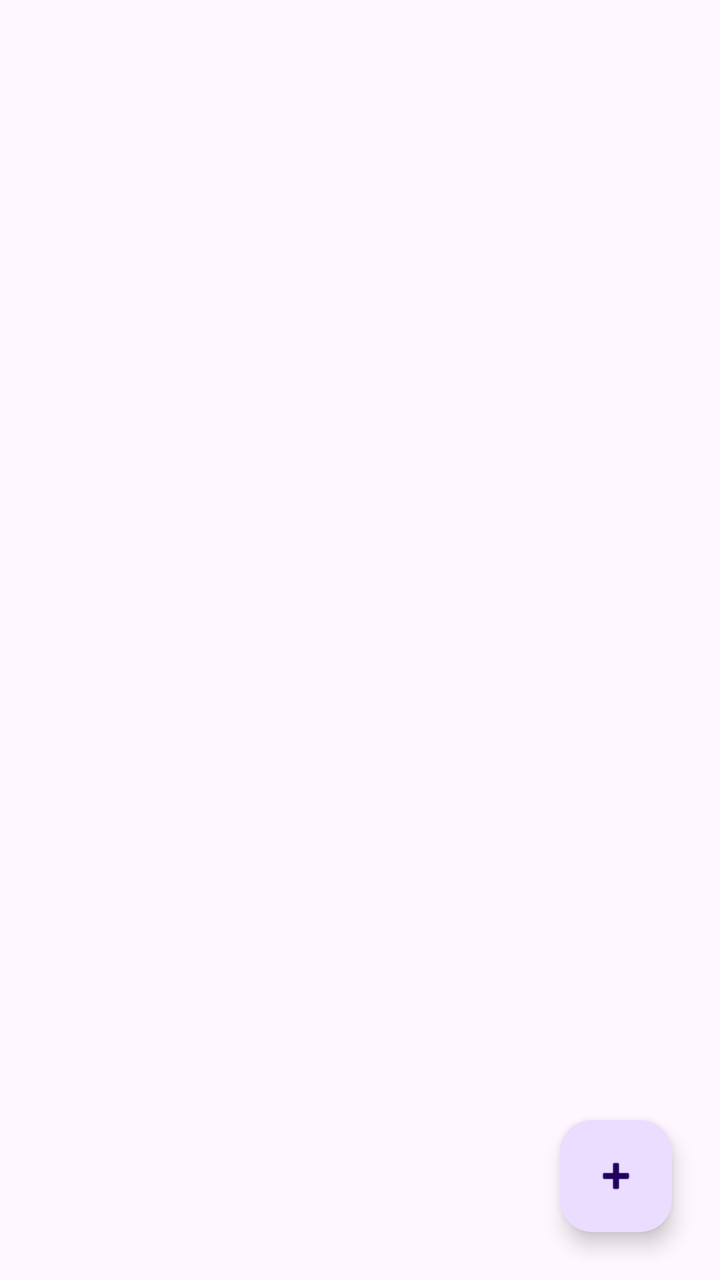
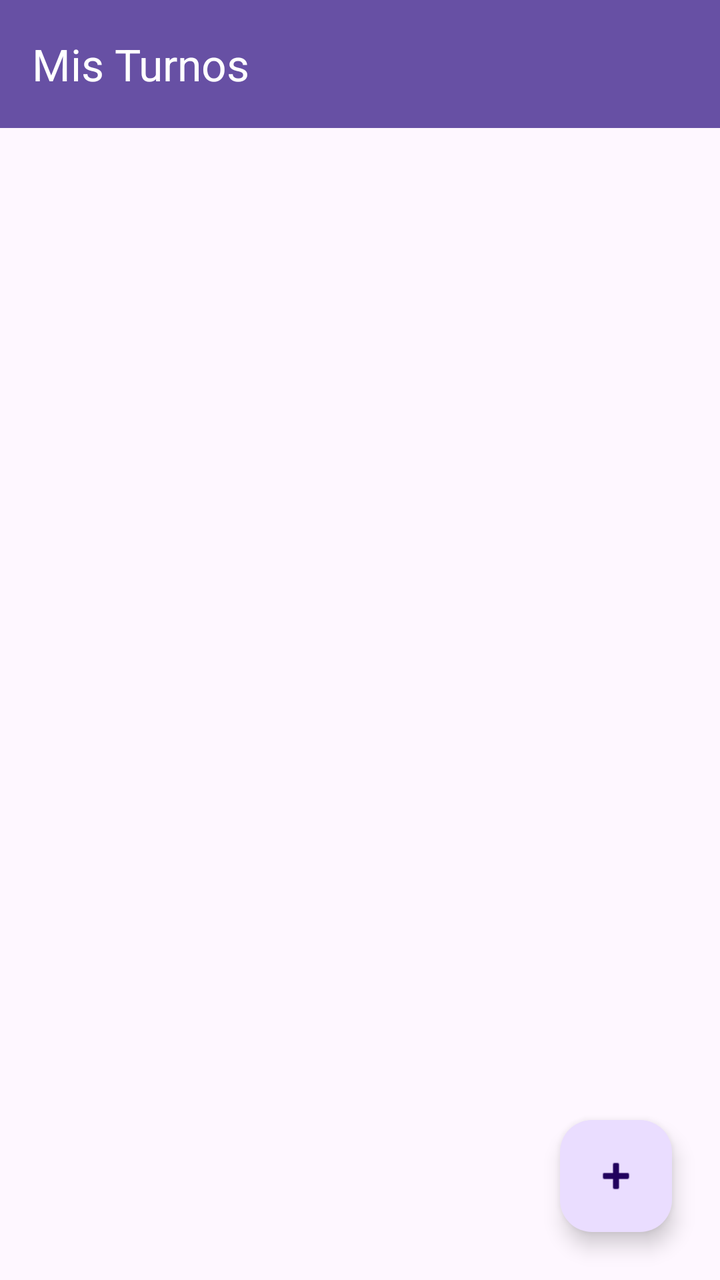

Two renders of the same Android screen: before a commit and after it. Below are the layout's source before the change and the commit's diff.
<!-- AndroidManifest.xml: application theme Theme.Agendify_Android -->
<!-- res/layout/activity_main.xml -->
<?xml version="1.0" encoding="utf-8"?>
<androidx.constraintlayout.widget.ConstraintLayout
    xmlns:android="http://schemas.android.com/apk/res/android"
    xmlns:app="http://schemas.android.com/apk/res-auto"
    xmlns:tools="http://schemas.android.com/tools"
    android:layout_width="match_parent"
    android:layout_height="match_parent"
    tools:context=".MainActivity">

    <androidx.recyclerview.widget.RecyclerView
        android:id="@+id/recyclerViewTurnos"
        android:layout_width="0dp"
        android:layout_height="0dp"
        app:layout_constraintTop_toTopOf="parent"
        app:layout_constraintBottom_toBottomOf="parent"
        app:layout_constraintStart_toStartOf="parent"
        app:layout_constraintEnd_toEndOf="parent"
        tools:listitem="@layout/item_turno" />

    <ProgressBar
        android:id="@+id/progressBarPrincipal"
        android:layout_width="wrap_content"
        android:layout_height="wrap_content"
        android:visibility="gone"
        app:layout_constraintTop_toTopOf="parent"
        app:layout_constraintBottom_toBottomOf="parent"
        app:layout_constraintStart_toStartOf="parent"
        app:layout_constraintEnd_toEndOf="parent" />

    <TextView
        android:id="@+id/tvSinTurnos"
        android:layout_width="wrap_content"
        android:layout_height="wrap_content"
        android:text="@string/sin_turnos"
        android:visibility="gone"
        app:layout_constraintTop_toTopOf="parent"
        app:layout_constraintBottom_toBottomOf="parent"
        app:layout_constraintStart_toStartOf="parent"
        app:layout_constraintEnd_toEndOf="parent" />

    <com.google.android.material.floatingactionbutton.FloatingActionButton
        android:id="@+id/fabCrearTurno"
        android:layout_width="wrap_content"
        android:layout_height="wrap_content"
        android:layout_margin="24dp"
        android:contentDescription="@string/titulo_crear_turno"
        android:src="@android:drawable/ic_input_add"
        app:layout_constraintBottom_toBottomOf="parent"
        app:layout_constraintEnd_toEndOf="parent" />

</androidx.constraintlayout.widget.ConstraintLayout>
<!-- res/layout/item_turno.xml (included above) -->
<?xml version="1.0" encoding="utf-8"?>
<com.google.android.material.card.MaterialCardView
    xmlns:android="http://schemas.android.com/apk/res/android"
    xmlns:app="http://schemas.android.com/apk/res-auto"
    android:layout_width="match_parent"
    android:layout_height="wrap_content"
    android:layout_marginHorizontal="12dp"
    android:layout_marginVertical="6dp"
    app:cardElevation="2dp">

    <LinearLayout
        android:layout_width="match_parent"
        android:layout_height="wrap_content"
        android:orientation="vertical"
        android:padding="16dp">

        <TextView
            android:id="@+id/tvCliente"
            android:layout_width="match_parent"
            android:layout_height="wrap_content"
            android:textStyle="bold"
            android:textSize="16sp" />

        <TextView
            android:id="@+id/tvServicio"
            android:layout_width="match_parent"
            android:layout_height="wrap_content"
            android:layout_marginTop="4dp" />

        <TextView
            android:id="@+id/tvFechaHora"
            android:layout_width="match_parent"
            android:layout_height="wrap_content"
            android:layout_marginTop="4dp" />

        <TextView
            android:id="@+id/tvEstado"
            android:layout_width="match_parent"
            android:layout_height="wrap_content"
            android:layout_marginTop="4dp" />
    </LinearLayout>
</com.google.android.material.card.MaterialCardView>
<!-- resources referenced by this layout -->
<resources>
  <string name="sin_turnos">No hay turnos registrados.</string>
  <string name="titulo_crear_turno">Crear Nuevo Turno</string>
  <style name="Theme.Agendify_Android" parent="Base.Theme.Agendify_Android" />
  <style name="Base.Theme.Agendify_Android" parent="Theme.Material3.DayNight.NoActionBar" />
</resources>

<!-- the commit's change to res/layout/activity_main.xml (unified diff, before → after) -->
@@ -7,11 +7,22 @@
     android:layout_height="match_parent"
     tools:context=".MainActivity">
 
+    <com.google.android.material.appbar.MaterialToolbar
+        android:id="@+id/toolbarPrincipal"
+        android:layout_width="0dp"
+        android:layout_height="?attr/actionBarSize"
+        android:background="?attr/colorPrimary"
+        app:layout_constraintTop_toTopOf="parent"
+        app:layout_constraintStart_toStartOf="parent"
+        app:layout_constraintEnd_toEndOf="parent"
+        app:title="@string/titulo_mis_turnos"
+        app:titleTextColor="@android:color/white" />
+
     <androidx.recyclerview.widget.RecyclerView
         android:id="@+id/recyclerViewTurnos"
         android:layout_width="0dp"
         android:layout_height="0dp"
-        app:layout_constraintTop_toTopOf="parent"
+        app:layout_constraintTop_toBottomOf="@id/toolbarPrincipal"
         app:layout_constraintBottom_toBottomOf="parent"
         app:layout_constraintStart_toStartOf="parent"
         app:layout_constraintEnd_toEndOf="parent"
@@ -22,7 +33,7 @@
         android:layout_width="wrap_content"
         android:layout_height="wrap_content"
         android:visibility="gone"
-        app:layout_constraintTop_toTopOf="parent"
+        app:layout_constraintTop_toBottomOf="@id/toolbarPrincipal"
         app:layout_constraintBottom_toBottomOf="parent"
         app:layout_constraintStart_toStartOf="parent"
         app:layout_constraintEnd_toEndOf="parent" />
@@ -33,7 +44,7 @@
         android:layout_height="wrap_content"
         android:text="@string/sin_turnos"
         android:visibility="gone"
-        app:layout_constraintTop_toTopOf="parent"
+        app:layout_constraintTop_toBottomOf="@id/toolbarPrincipal"
         app:layout_constraintBottom_toBottomOf="parent"
         app:layout_constraintStart_toStartOf="parent"
         app:layout_constraintEnd_toEndOf="parent" />
<!-- resource entries referenced after the edit -->
@@ -2,6 +2,7 @@
 <resources>
   <string name="sin_turnos">No hay turnos registrados.</string>
   <string name="titulo_crear_turno">Crear Nuevo Turno</string>
+  <string name="titulo_mis_turnos">Mis Turnos</string>
   <style name="Theme.Agendify_Android" parent="Base.Theme.Agendify_Android" />
   <style name="Base.Theme.Agendify_Android" parent="Theme.Material3.DayNight.NoActionBar" />
 </resources>
